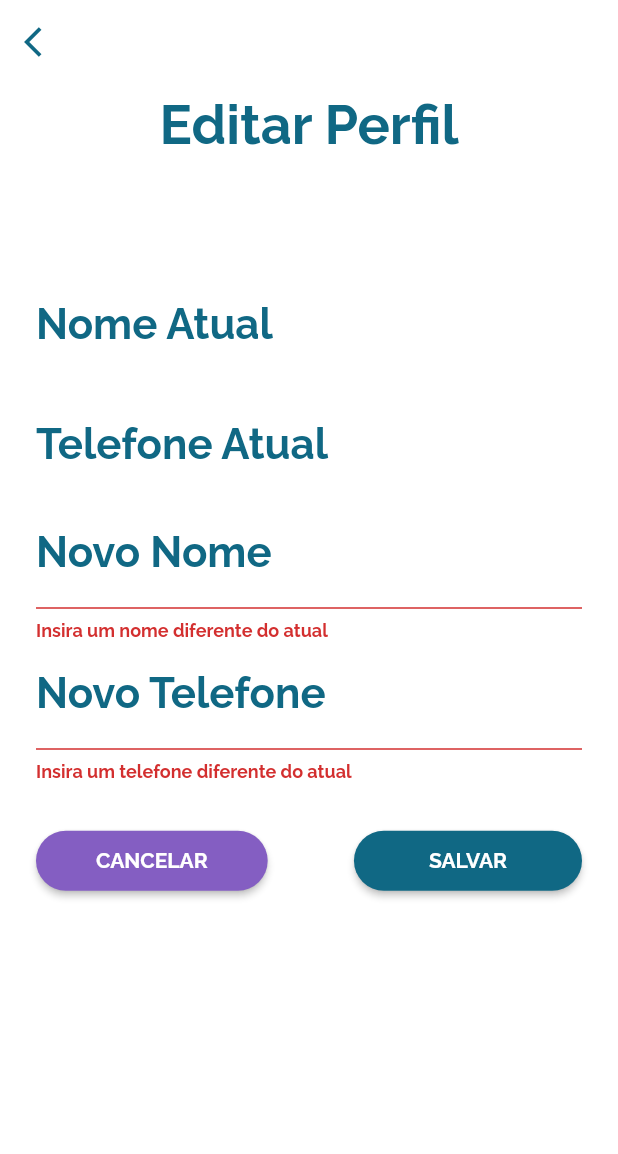
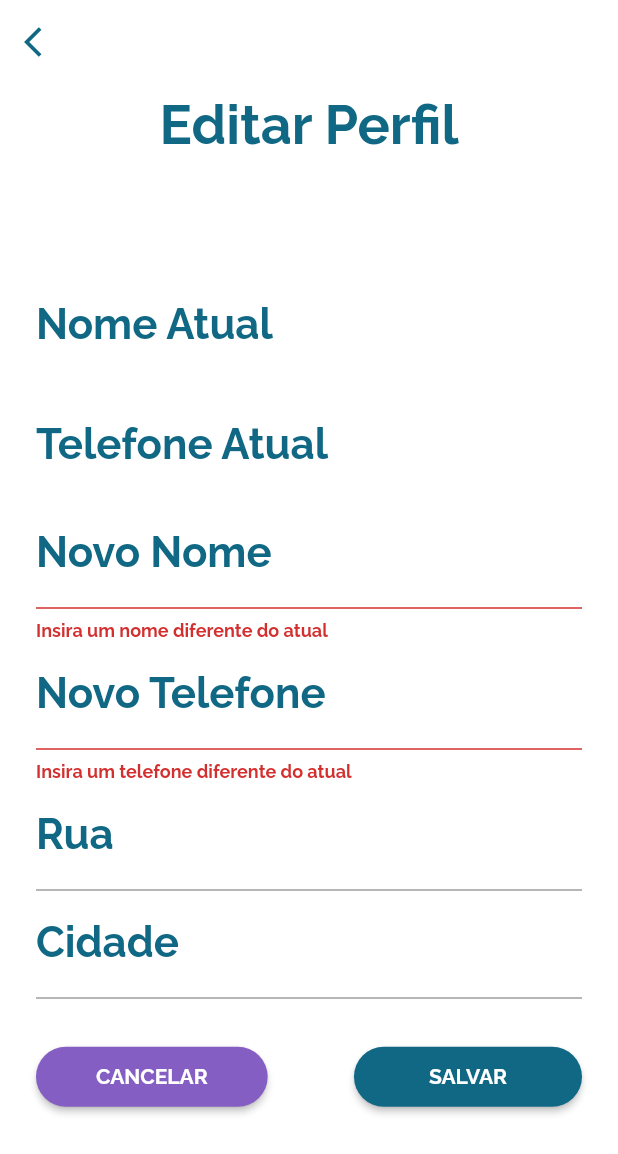
Before and after one commit to EmanuelCezardm/SummariesApp, a Flutter app: the EditProfileScreen screen opened directly with empty values, after a tap on "SALVAR", on a phone screen of 412 x 824 dp. Shown: the top 1154 px of the screen. Run offline on Flutter 3.47's test engine with Material 2 defaults, Android fonts, the phone set to English and light mode, and no system bars; our stand-ins replace mask_text_input_formatter, shared_preferences, sqflite; accounts and stored records are empty.

Commit message:
edit profile screen, street e city

```diff
--- a/lib/ui/screens/menu/edit_profile_screen.dart
+++ b/lib/ui/screens/menu/edit_profile_screen.dart
@@ -26,6 +26,8 @@ class _EditProfileScreenState extends State<EditProfileScreen> {
   final GlobalKey<FormState> _formKey = GlobalKey<FormState>();
   final TextEditingController _nameController = TextEditingController();
   final TextEditingController _phoneController = TextEditingController();
+  final TextEditingController _streetController = TextEditingController();
+  final TextEditingController _cityController = TextEditingController();
 
   UserModel get user => widget.user;
 
@@ -146,6 +148,36 @@ class _EditProfileScreenState extends State<EditProfileScreen> {
             keyboardType: TextInputType.number,
             inputFormatters: [mask],
           ),
+          TextFormField(
+            controller: _streetController,
+            validator: _streetValidator,
+            decoration: const InputDecoration(
+              labelText: 'Rua',
+              labelStyle: TextStyle(
+                fontSize: 28,
+                color: AppColors.blue,
+              ),
+            ),
+            style: const TextStyle(
+              fontSize: 20,
+            ),
+            keyboardType: TextInputType.streetAddress,
+          ),
+          TextFormField(
+            controller: _cityController,
+            validator: _cityValidator,
+            decoration: const InputDecoration(
+              labelText: 'Cidade',
+              labelStyle: TextStyle(
+                fontSize: 28,
+                color: AppColors.blue,
+              ),
+            ),
+            style: const TextStyle(
+              fontSize: 20,
+            ),
+            keyboardType: TextInputType.text,
+          ),
         ],
       ),
     );
@@ -222,6 +254,20 @@ class _EditProfileScreenState extends State<EditProfileScreen> {
     return null;
   }
 
+  String? _streetValidator(value) {
+    if (value.length < 16 && value.isNotEmpty) {
+      return 'Preencha o campo corretamente';
+    }
+    return null;
+  }
+
+  String? _cityValidator(value) {
+    if (value.length < 16 && value.isNotEmpty) {
+      return 'Preencha o campo corretamente';
+    }
+    return null;
+  }
+
   _edit() async {
     if (!_formKey.currentState!.validate()) return;
 
```
